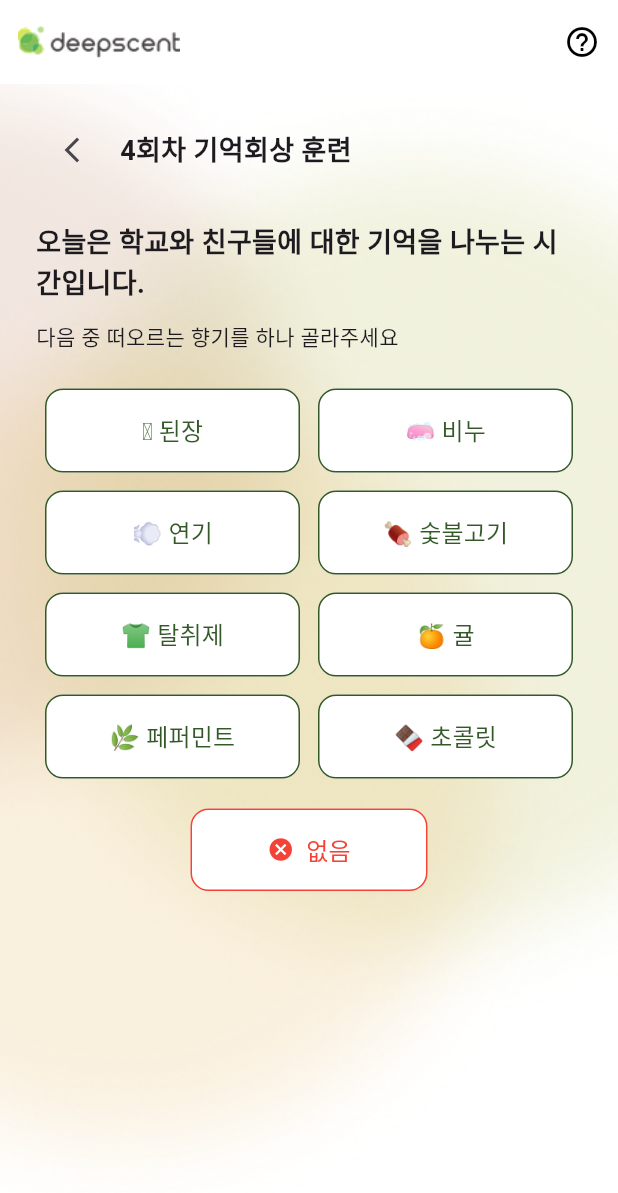
After one commit to deepscent-cnu/deepscent-cnu-app, a Flutter app: the MemoryRecallScentSelectScreen screen opened directly, on a phone screen of 412 x 824 dp. The commit adds this screen. Shown: the top 1193 px of the screen. Run offline on Flutter 3.47's test engine with Material 3 defaults, Android fonts, the phone set to English and light mode, and no system bars; our stand-ins replace audioplayers, flutter_tts, get, speech_to_text; missing offline and left inert: record.

Commit message:
feat: 기억 회상 훈련 회차별 향기 선택 화면 구현

```diff
--- /dev/null
+++ b/lib/features/memory_recall_training/memory_recall_scent_select_screen.dart
@@ -0,0 +1,162 @@
+
+import 'package:deepscent_cnu/features/memory_recall_training/presentation/screens/memory_recall_training_screen.dart';
+import 'package:flutter/material.dart';
+
+class MemoryRecallScentSelectScreen extends StatelessWidget {
+  final int sessionIndex;
+
+  const MemoryRecallScentSelectScreen({super.key, required this.sessionIndex});
+
+
+  @override
+  Widget build(BuildContext context) {
+    // 향기 이름 및 이모지
+    final scentItems = [
+      ['🫘 된장', '🧼 비누'],
+      ['💨 연기', '🍖 숯불고기'],
+      ['👕 탈취제', '🍊 귤'],
+      ['🌿 페퍼민트', '🍫 초콜릿'],
+    ];
+
+    return Scaffold(
+      backgroundColor: Colors.white,
+      extendBodyBehindAppBar: true,
+      appBar: AppBar(
+        backgroundColor: Colors.white,
+        leadingWidth: 120,
+        leading: Padding(
+          padding: const EdgeInsets.only(left: 12.0),
+          child: Image.asset(
+            'assets/images/logo.png',
+            width: 120,
+            height: 50,
+            fit: BoxFit.contain,
+          ),
+        ),
+        actions: const [
+          Icon(Icons.help_outline, color: Colors.black),
+          SizedBox(width: 12),
+        ],
+      ),
+      body: Stack(
+        children: [
+          // 흐릿한 배경 이미지
+          Positioned.fill(
+            child: Image.asset(
+              'assets/images/blurred_background.png',
+              fit: BoxFit.cover,
+            ),
+          ),
+          SafeArea(
+            child: Padding(
+              padding: const EdgeInsets.symmetric(horizontal: 24, vertical: 20),
+              child: Column(
+                crossAxisAlignment: CrossAxisAlignment.start,
+                children: [
+                  // 뒤로 가기 + 타이틀
+                  Row(
+                    children: [
+                      IconButton(
+                        onPressed: () => Navigator.pop(context),
+                        icon: const Icon(Icons.arrow_back_ios_new, size: 20),
+                      ),
+                      const SizedBox(width: 8),
+                      Text(
+                        '${sessionIndex}회차 기억회상 훈련',
+                        style: TextStyle(fontSize: 18, fontWeight: FontWeight.bold),
+                      ),
+                    ],
+                  ),
+                  const SizedBox(height: 24),
+                  const Text(
+                    '오늘은 학교와 친구들에 대한 기억을 나누는 시간입니다.',
+                    style: TextStyle(
+                      fontSize: 18,
+                      fontWeight: FontWeight.w600,
+                    ),
+                  ),
+                  const SizedBox(height: 12),
+                  const Text(
+                    '다음 중 떠오르는 향기를 하나 골라주세요',
+                    style: TextStyle(fontSize: 14),
+                  ),
+                  const SizedBox(height: 24),
+                  // 향기 버튼 8개 (2x4)
+                  ...scentItems.map(
+                    (pair) => Padding(
+                      padding: const EdgeInsets.only(bottom: 12),
+                      child: Row(
+                        children: pair.map((label) {
+                          return Expanded(
+                            child: Padding(
+                              padding: const EdgeInsets.symmetric(horizontal: 6),
+                              child: OutlinedButton(
+                                onPressed: () {
+                                  Navigator.push(
+                                    context,
+                                    MaterialPageRoute(
+                                      builder: (_) => const MemoryRecallTrainingScreen(),
+                                    ),
+                                  );
+                                },
+                                style: OutlinedButton.styleFrom(
+                                  backgroundColor: Colors.white, // 흰 배경
+                                  foregroundColor: const Color(0xFF335928),
+                                  side: const BorderSide(color: Color(0xFF335928)),
+                                  padding: const EdgeInsets.symmetric(vertical: 16),
+                                  shape: RoundedRectangleBorder(
+                                    borderRadius: BorderRadius.circular(12),
+                                  ),
+                                ),
+                                child: Text(label, style: const TextStyle(fontSize: 16)),
+                              ),
+                            ),
+                          );
+                        }).toList(),
+                      ),
+                    ),
+                  ),
+                  // 없음 버튼
+                  Padding(
+                    padding: const EdgeInsets.symmetric(vertical: 8),
+                    child: Row(
+                      mainAxisAlignment: MainAxisAlignment.center,
+                      children: [
+                        SizedBox(
+                          width: MediaQuery.of(context).size.width * 0.5 - 48, // 좌우 padding 고려
+                          child: OutlinedButton.icon(
+                            onPressed: () {
+                              Navigator.push(
+                                context,
+                                MaterialPageRoute(
+                                  builder: (_) => const MemoryRecallTrainingScreen(),
+                                ),
+                              );
+                            },
+                            icon: const Icon(Icons.cancel, color: Colors.red),
+                            label: const Text(
+                              '없음',
+                              style: TextStyle(color: Colors.red, fontSize: 16),
+                            ),
+                            style: OutlinedButton.styleFrom(
+                              backgroundColor: Colors.white,
+                              side: const BorderSide(color: Colors.red),
+                              padding: const EdgeInsets.symmetric(vertical: 16),
+                              shape: RoundedRectangleBorder(
+                                borderRadius: BorderRadius.circular(12),
+                              ),
+                            ),
+                          ),
+                        ),
+                      ],
+                    ),
+                  ),
+                ],
+              ),
+            ),
+          ),
+        ],
+      )
+    );
+  }
+}
--- a/lib/features/memory_recall_training/presentation/screens/memory_recall_session_select_screen.dart
+++ b/lib/features/memory_recall_training/presentation/screens/memory_recall_session_select_screen.dart
@@ -1,5 +1,5 @@
+import 'package:deepscent_cnu/features/memory_recall_training/memory_recall_scent_select_screen.dart';
 import 'package:flutter/material.dart';
-import 'package:deepscent_cnu/features/memory_recall_training/presentation/screens/memory_recall_training_screen.dart';
 
 class MemoryRecallSessionSelectScreen extends StatelessWidget {
   final List<bool> completedSessions = [true, true, true, false, false, false, false, false];
@@ -11,6 +11,13 @@ class MemoryRecallSessionSelectScreen extends StatelessWidget {
     final int firstIncompleteIndex = completedSessions.indexWhere((element) => element == false);
 
     return Scaffold(
+      backgroundColor: Colors.white,
+      bottomNavigationBar: Container(
+        height: 56,
+        color: Colors.grey[200],
+        alignment: Alignment.center,
+        child: const Text('하단 네비게이션 바', style: TextStyle(fontSize: 16)),
+      ),
       extendBodyBehindAppBar: true,
       appBar: AppBar(
         backgroundColor: Colors.white,
@@ -74,7 +81,6 @@ class MemoryRecallSessionSelectScreen extends StatelessWidget {
                 itemBuilder: (context, index) {
                   final bool isDone = completedSessions[index];
                   final bool isCurrent = index == firstIncompleteIndex;
-                  final bool isFuture = index > firstIncompleteIndex;
 
                   Color backgroundColor;
                   Color foregroundColor;
@@ -100,8 +106,7 @@ class MemoryRecallSessionSelectScreen extends StatelessWidget {
                               Navigator.push(
                                 context,
                                 MaterialPageRoute(
-                                  builder: (_) =>
-                                      const MemoryRecallTrainingScreen(),
+                                  builder: (_) => MemoryRecallScentSelectScreen(sessionIndex: 4),
                                 ),
                               );
                             }
```
